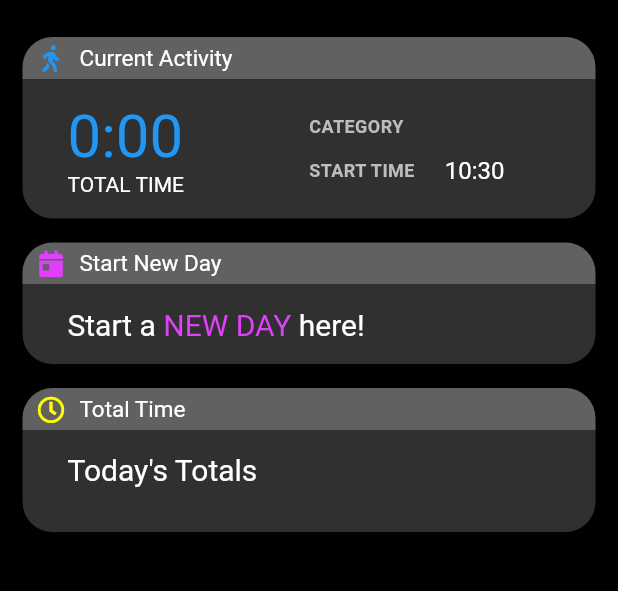
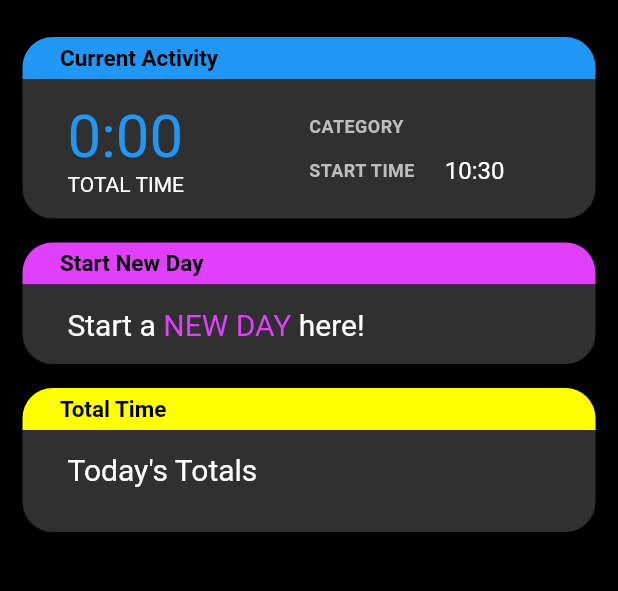
Before and after one commit to erikstacy/Time-Keeper, a Flutter app: the MainScreen screen opened directly, on a phone screen of 412 x 824 dp, the part 59-650 px from its top. Run offline on Flutter 3.47's test engine with Material 2 defaults, Android fonts, the phone set to English and light mode, and no system bars; drawn by our look-alikes of pull_to_refresh; our stand-ins replace cloud_firestore, firebase_auth, font_awesome_flutter, rxdart; accounts and stored records are empty.

Commit message:
Changed the color of the title bar on Main Screen cards

```diff
--- a/lib/screens/main_screen.dart
+++ b/lib/screens/main_screen.dart
@@ -45,7 +45,6 @@ class _MainScreenState extends State<MainScreen> {
         drawer: MainDrawer(),
         body: SmartRefresher(
           enablePullDown: true,
-          enablePullUp: true,
           header: WaterDropHeader(),
           controller: refreshController,
           onRefresh: _onRefresh,
@@ -152,22 +151,20 @@ class CurrentActivityCard extends StatelessWidget {
             Container(
               padding: EdgeInsets.symmetric(horizontal: 10, vertical: 5),
               decoration: BoxDecoration(
-                color: Colors.grey[700],
+                color: Colors.blue,
                 borderRadius: BorderRadius.only(topLeft: Radius.circular(20), topRight: Radius.circular(20)),
               ),
               child: Row(
+                mainAxisAlignment: MainAxisAlignment.start,
                 crossAxisAlignment: CrossAxisAlignment.center,
                 children: <Widget>[
-                  Icon(
-                    FontAwesomeIcons.walking,
-                    color: Colors.blue,
-                    size: 18,
-                  ),
-                  SizedBox(width: 10,),
+                  SizedBox(width: 15,),
                   Text(
                     'Current Activity',
                     style: TextStyle(
                       fontSize: 15,
+                      color: Colors.black,
+                      fontWeight: FontWeight.bold,
                     ),
                   ),
                 ],
@@ -325,22 +322,19 @@ class NewDayCard extends StatelessWidget {
             Container(
               padding: EdgeInsets.symmetric(horizontal: 10, vertical: 5),
               decoration: BoxDecoration(
-                color: Colors.grey[700],
+                color: Colors.purpleAccent,
                 borderRadius: BorderRadius.only(topLeft: Radius.circular(20), topRight: Radius.circular(20)),
               ),
               child: Row(
                 crossAxisAlignment: CrossAxisAlignment.center,
                 children: <Widget>[
-                  Icon(
-                    FontAwesomeIcons.calendarDay,
-                    color: Colors.purpleAccent,
-                    size: 18,
-                  ),
-                  SizedBox(width: 10,),
+                  SizedBox(width: 15,),
                   Text(
                     'Start New Day',
                     style: TextStyle(
                       fontSize: 15,
+                      color: Colors.black,
+                      fontWeight: FontWeight.bold,
                     ),
                   ),
                 ],
@@ -408,22 +402,19 @@ class TotalsCard extends StatelessWidget {
             Container(
               padding: EdgeInsets.symmetric(horizontal: 10, vertical: 5),
               decoration: BoxDecoration(
-                color: Colors.grey[700],
+                color: Colors.yellowAccent,
                 borderRadius: BorderRadius.only(topLeft: Radius.circular(20), topRight: Radius.circular(20)),
               ),
               child: Row(
                 crossAxisAlignment: CrossAxisAlignment.center,
                 children: <Widget>[
-                  Icon(
-                    FontAwesomeIcons.clock,
-                    color: Colors.yellowAccent,
-                    size: 18,
-                  ),
-                  SizedBox(width: 10,),
+                  SizedBox(width: 15,),
                   Text(
                     'Total Time',
                     style: TextStyle(
                       fontSize: 15,
+                      color: Colors.black,
+                      fontWeight: FontWeight.bold,
                     ),
                   ),
                 ],
```
